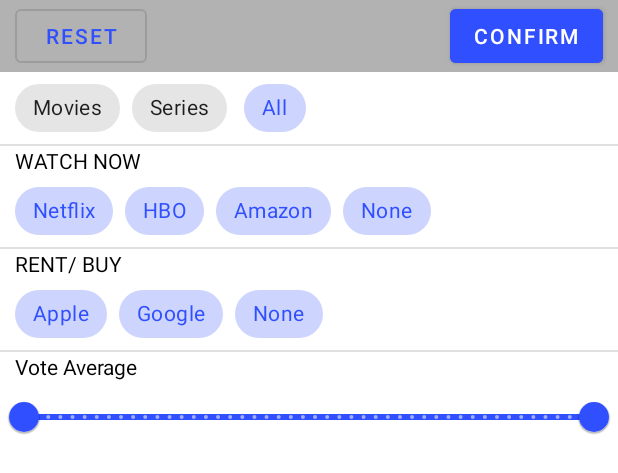
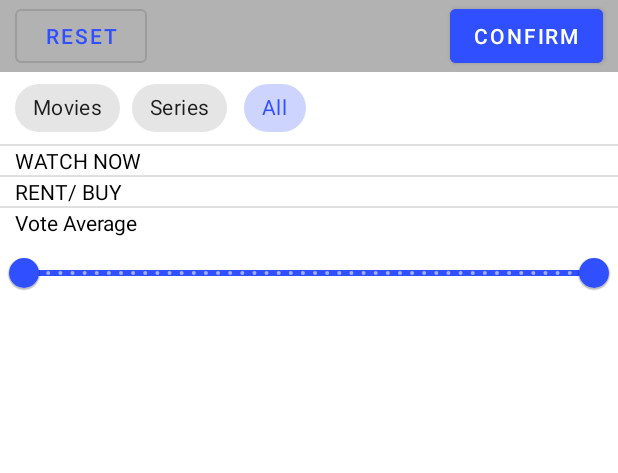
Before and after one commit to lopapex/towolist, an Android app: the layout fragment_filter.xml on its own in the app's theme, with its tools: preview values and no code run, on a phone screen of 412 x 824 dp. Shown: the top 473 px of the screen. Run offline under Robolectric (Android 15) with nearby library versions, the phone set to English and light mode, and no system bars.

Commit message:
Add chips programmatically

```diff
--- a/app/src/main/res/layout/fragment_filter.xml
+++ b/app/src/main/res/layout/fragment_filter.xml
@@ -89,34 +89,6 @@
         android:layout_marginStart="10dp"
         app:layout_constraintTop_toBottomOf="@id/filter_watch_text_view">
 
-        <com.google.android.material.chip.Chip
-            android:layout_width="wrap_content"
-            android:layout_height="wrap_content"
-            android:text="@string/netflix"
-            android:checked="true"
-            style="@style/Widget.MaterialComponents.Chip.Choice"
-            />
-        <com.google.android.material.chip.Chip
-            android:layout_width="wrap_content"
-            android:layout_height="wrap_content"
-            android:text="@string/hbo"
-            android:checked="true"
-            style="@style/Widget.MaterialComponents.Chip.Choice"
-            />
-        <com.google.android.material.chip.Chip
-            android:layout_width="wrap_content"
-            android:layout_height="wrap_content"
-            android:text="@string/amazon"
-            android:checked="true"
-            style="@style/Widget.MaterialComponents.Chip.Choice"
-            />
-        <com.google.android.material.chip.Chip
-            android:layout_width="wrap_content"
-            android:layout_height="wrap_content"
-            android:text="@string/none"
-            android:checked="true"
-            style="@style/Widget.MaterialComponents.Chip.Choice"
-            />
 
     </com.google.android.material.chip.ChipGroup>
 
@@ -140,28 +112,6 @@
         android:layout_height="wrap_content"
         android:layout_marginStart="10dp"
         app:layout_constraintTop_toBottomOf="@id/filter_rentbuy_text_view">
-
-        <com.google.android.material.chip.Chip
-            android:layout_width="wrap_content"
-            android:layout_height="wrap_content"
-            android:text="@string/apple"
-            android:checked="true"
-            style="@style/Widget.MaterialComponents.Chip.Choice"
-            />
-        <com.google.android.material.chip.Chip
-            android:layout_width="wrap_content"
-            android:layout_height="wrap_content"
-            android:text="@string/google"
-            android:checked="true"
-            style="@style/Widget.MaterialComponents.Chip.Choice"
-            />
-        <com.google.android.material.chip.Chip
-            android:layout_width="wrap_content"
-            android:layout_height="wrap_content"
-            android:text="@string/none"
-            android:checked="true"
-            style="@style/Widget.MaterialComponents.Chip.Choice"
-            />
 
     </com.google.android.material.chip.ChipGroup>
 
--- a/app/src/main/res/values/strings.xml
+++ b/app/src/main/res/values/strings.xml
@@ -27,10 +27,6 @@
     <string name="empty_text">Go to List tab and add first Item</string>
     <string name="empty_icon">💡</string>
 
-
-    <string name="pg">PG</string>
-    <string name="r">R</string>
-    <string name="any">Any</string>
     <string name="available">Available from</string>
 
     <string name="filter_confirm">Confirm</string>
@@ -40,12 +36,5 @@
     <string name="filter_text_vote_average">Vote Average</string>
     <string name="filter_reset">Reset</string>
 
-    <string name="netflix">Netflix</string>
-    <string name="hbo">HBO</string>
-    <string name="apple">Apple</string>
-    <string name="google">Google</string>
-    <string name="amazon">Amazon</string>
     <string name="none">None</string>
-
-
 </resources>
--- a/app/src/main/res/values/themes.xml
+++ b/app/src/main/res/values/themes.xml
@@ -13,10 +13,14 @@
         <item name="android:statusBarColor" tools:targetApi="l">@color/white</item>
         <!-- Customize your theme here. -->
         <item name="android:textColor">@color/black</item>
+
+        <item name="chipStyle">@style/Chip</item>
     </style>
 
     <!--    TEXT   -->
     <style name="TextRegular" parent="Widget.MaterialComponents.TextView" />
+
+    <style name="Chip" parent="Widget.MaterialComponents.Chip.Choice" />
 
     <style name="TextMedium" parent="Widget.MaterialComponents.TextView">
         <item name="fontFamily">sans-serif-medium</item>
```
Also changed, not shown: app/src/main/java/com/example/towolist/data/ServiceInfo.kt (+14 -6 lines), app/src/main/java/com/example/towolist/ui/detail/DetailMovieFragment.kt (+2 -17 lines), app/src/main/java/com/example/towolist/ui/filter/FilterFragment.kt (+36 -1 lines).
